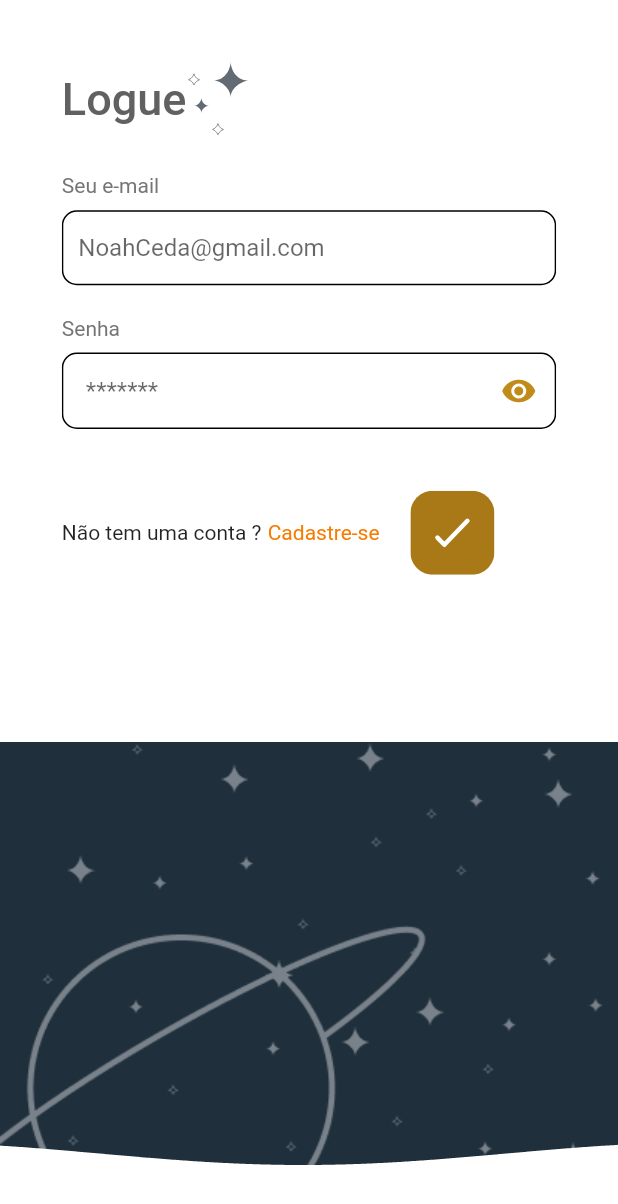
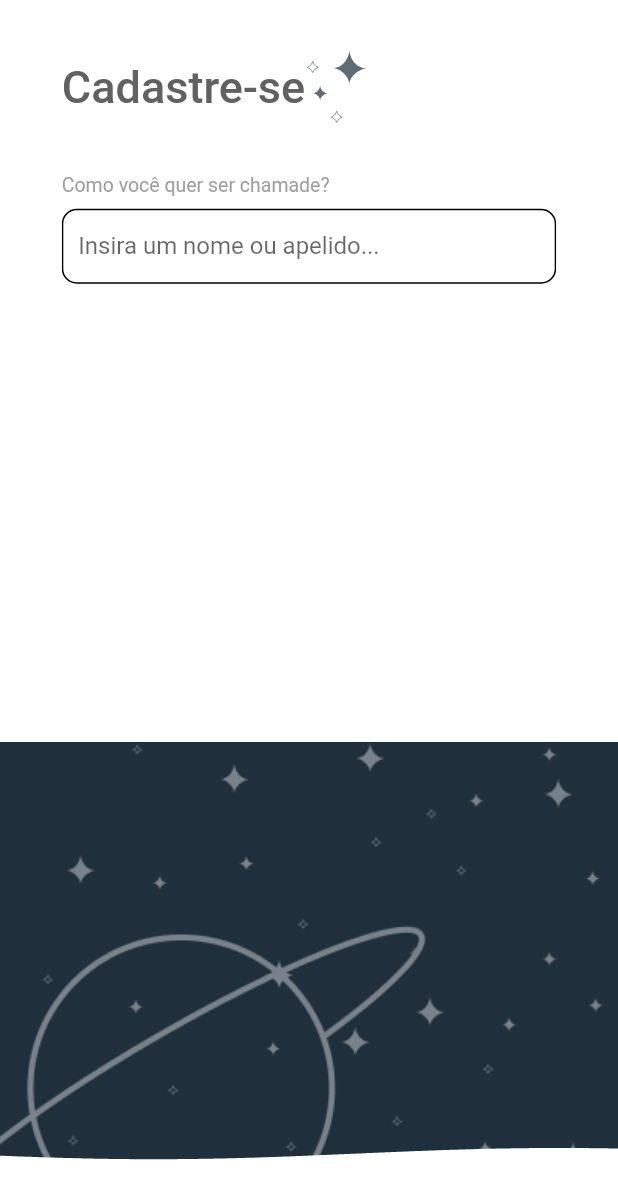
Before and after one commit to ViniciusVicco/lunia, a Flutter app: the screen it shows after launch, after a tap on "Cadastre-se", on a phone screen of 412 x 824 dp. Shown: the top 1204 px of the screen. Run offline on Flutter 3.47's test engine with Material 2 defaults, Android fonts, the phone set to English and light mode, and no system bars; our stand-ins replace flutter_svg.

Commit message:
Adequação de widgets + Inicio de trabalho na register_screen.dart

```diff
--- a/lib/main.dart
+++ b/lib/main.dart
@@ -1,5 +1,6 @@
 import 'package:flutter/material.dart';
 import 'package:lunia/screens/login_screen/login_screen.dart';
+import 'package:lunia/screens/register_screen/register_screen.dart';
 
 void main() {
   runApp(MyApp());
@@ -13,13 +14,16 @@ class MyApp extends StatelessWidget {
     return MaterialApp(
       color: Colors.white,
       title: 'Flutter Demo',
+      routes: {
+        '/': (context) => LoginScreen(),
+        '/register': (context) => RegisterScreen(),
+      },
       theme: ThemeData(
+        primaryColor: Colors.white,
         primarySwatch: Colors.blue,
         visualDensity: VisualDensity.adaptivePlatformDensity,
       ),
-      home: LoginScreen(
-
-      ),
+      initialRoute: '/',
     );
   }
 }
--- a/lib/screens/comomWidgets/background_widget.dart
+++ /dev/null
@@ -1,33 +0,0 @@
-import 'package:flutter/material.dart';
-import 'package:lunia/screens/comomWidgets/wave_widget.dart';
-class CustomBackGround extends StatelessWidget {
-  @override
-  Widget build(BuildContext context) {
-    final double width = MediaQuery.of(context).size.width;
-    final double height = MediaQuery.of(context).size.height;
-    final size = MediaQuery.of(context).size;
-    return Container(
-      height: height * 0.3902,
-      width: width,
-      child: SizedBox(
-        child: ClipRect(
-          child: Align(
-            alignment: Alignment.bottomCenter,
-            heightFactor: 0.33,
-            child: Container(
-              decoration: BoxDecoration(
-                  image: DecorationImage(image: AssetImage('assets/comom/fundo.png'),
-                      fit: BoxFit.cover)
-              ),
-              child: WaveWidget(
-                size: size,
-                yOffset: size.height / 3.0,
-                color: Colors.white,
-              ),
-            ),
-          ),
-        ),
-      ),
-    );
-  }
-}
--- a/lib/screens/comombackGround/background_container_widget.dart
+++ b/lib/screens/comom_widgets/background_widgets/background_container_widget.dart
@@ -1,5 +1,8 @@
 import 'package:flutter/material.dart';
-import 'package:lunia/screens/comomWidgets/wave_widget.dart';
+import 'package:lunia/screens/comom_widgets/background_widgets/wave_widget.dart';
+
+
+
 
 class BackGroundContainerWidget extends StatelessWidget {
   final double heightporcentage;
--- a/lib/screens/comomWidgets/wave_widget.dart
+++ b/lib/screens/comom_widgets/background_widgets/wave_widget.dart
@@ -1,7 +1,8 @@
 import 'package:flutter/material.dart';
 import 'dart:math' as Math;
+import 'clipper_widget.dart';
 
-import 'package:lunia/screens/comomWidgets/clipper_widget.dart';
+
 
 class WaveWidget extends StatefulWidget {
   final Size size;
--- /dev/null
+++ b/lib/screens/comom_widgets/custom_rounded_container.dart
@@ -0,0 +1,17 @@
+import 'package:flutter/material.dart';
+
+class CustomroundedContainer extends StatelessWidget {
+  final Color cor;
+  final Widget child;
+  CustomroundedContainer({this.cor, this.child});
+  @override
+  Widget build(BuildContext context) {
+
+    return Container(
+      decoration: BoxDecoration(
+          border: Border.all(color: cor!=null ? cor : Colors.black),
+          borderRadius: BorderRadius.circular(10)),
+      child: child,
+    );
+  }
+}
--- /dev/null
+++ b/lib/screens/comom_widgets/custom_texts.dart
@@ -0,0 +1,31 @@
+import 'package:flutter/material.dart';
+
+class CustomTextHint extends StatelessWidget {
+  final String text;
+
+  CustomTextHint({@required this.text});
+
+  @override
+  Widget build(BuildContext context) {
+    return Text(
+      text,
+      style: TextStyle(
+        fontSize: 13,
+        color: Colors.grey[500],
+      ),
+    );
+  }
+}
+
+class CustomTextTittle extends StatelessWidget {
+  final String text;
+  CustomTextTittle({@required this.text});
+  @override
+  Widget build(BuildContext context) {
+    return Text(
+      text,
+      style: TextStyle(
+          fontSize: 30, color: Colors.grey[700], fontWeight: FontWeight.w500),
+    );
+  }
+}
--- a/lib/screens/login_screen/login_screen.dart
+++ b/lib/screens/login_screen/login_screen.dart
@@ -1,36 +1,44 @@
 import 'package:flutter/material.dart';
 import 'package:flutter_svg/flutter_svg.dart';
-import 'package:lunia/screens/comomWidgets/background_widget.dart';
-import 'package:lunia/screens/comomWidgets/wave_widget.dart';
-import 'package:lunia/screens/comombackGround/background_container_widget.dart';
+import 'package:lunia/screens/comom_widgets/background_widgets/background_container_widget.dart';
+import 'package:lunia/screens/comom_widgets/custom_rounded_container.dart';
+import 'package:lunia/screens/comom_widgets/custom_texts.dart';
+
+
 
 class LoginScreen extends StatefulWidget {
   @override
   _LoginScreenState createState() => _LoginScreenState();
-
 }
 
 class _LoginScreenState extends State<LoginScreen> {
   GlobalKey<FormState> formKey = GlobalKey<FormState>();
   bool hidePassword = true;
+
   @override
   Widget build(BuildContext context) {
     final double width = MediaQuery.of(context).size.width;
     final double height = MediaQuery.of(context).size.height;
-    final size = MediaQuery.of(context).size;
 
 
     return Scaffold(
+      drawer: Drawer(
+
+      ),
       resizeToAvoidBottomPadding: false,
       backgroundColor: Colors.white,
       body: Stack(
         children: [
-                BackGroundContainerWidget(heightporcentage: 0.40,),
+          BackGroundContainerWidget(
+            heightporcentage: 0.40,
+          ),
           Center(
             child: ClipPath(
               child: Column(
                 children: [
-                          SizedBox(height: height*0.05,),
+                  SizedBox(
+                    height: height * 0.04,
+                  ),
                   Container(
                     width: width * 0.8,
                     child: Form(
@@ -40,42 +48,32 @@ class _LoginScreenState extends State<LoginScreen> {
                         children: [
                           Row(
                             children: [
-                                      Text(
-                                        "Logue",
-                                        style: TextStyle(
-                                            fontSize: 30,
-                                            color: Colors.grey[700],
-                                            fontWeight: FontWeight.w500),
-                                      ),
+                              CustomTextTittle(text: "Logue",),
                               Container(
-                                        child: SvgPicture.asset('assets/login/estrelas.svg'),
+                                child: SvgPicture.asset(
+                                    'assets/login/estrelas.svg'),
                               ),
                             ],
                           ),
                           SizedBox(
                             height: height * 0.03,
                           ),
-                                  Text(
-                                    "Seu e-mail",
-                                    style: TextStyle(color: Colors.grey[600]),
-                                  ),
+                          CustomTextHint(text: "Seu e-mail"),
                           SizedBox(
                             height: height * 0.01,
                           ),
-                                  Container(
-                                    decoration: BoxDecoration(
-                                        border: Border.all(color: Colors.black),
-                                        borderRadius: BorderRadius.circular(10)),
+                          CustomroundedContainer(
+
                             child: TextFormField(
                               maxLines: 1,
-                                      validator: (email){
-                                        if(email.isEmpty){
+                              validator: (email) {
+                                if (email.isEmpty) {
                                   return 'Campo e-mail vazio!';
                                 }
-                                        if(!email.contains('@')){
+                                if (!email.contains('@')) {
                                   return 'E-mail incorreto!';
                                 }
-                                        if(email.length < 9){
+                                if (email.length < 9) {
                                   return 'E-mail inválido!';
                                 }
                                 return null;
@@ -83,7 +81,7 @@ class _LoginScreenState extends State<LoginScreen> {
                               style: TextStyle(color: Colors.black),
                               decoration: InputDecoration(
                                 alignLabelWithHint: true,
-                                        hintText: "NoahCeda@gmail.com",
+                                hintText: "Digite seu e-mail",
                                 border: InputBorder.none,
                                 contentPadding: EdgeInsets.all(10),
                               ),
@@ -92,25 +90,19 @@ class _LoginScreenState extends State<LoginScreen> {
                           SizedBox(
                             height: height * 0.025,
                           ),
-                                  Text(
-                                    "Senha",
-                                    style: TextStyle(color: Colors.grey[600]),
-                                  ),
+                          CustomTextHint(text: "Senha"),
                           SizedBox(
                             height: height * 0.01,
                           ),
-                                  Container(
-                                    decoration: BoxDecoration(
-                                        border: Border.all(color: Colors.black),
-                                        borderRadius: BorderRadius.circular(10)),
+                          CustomroundedContainer(
                             child: Column(
                               children: [
                                 TextFormField(
-                                          validator: (password){
-                                            if(password.isEmpty){
+                                  validator: (password) {
+                                    if (password.isEmpty) {
                                       return 'Campo senha vazio!';
                                     }
-                                            if(password.length < 9){
+                                    if (password.length < 9) {
                                       return 'No mínimo 8 carácteres!';
                                     }
                                     return null;
@@ -119,22 +111,33 @@ class _LoginScreenState extends State<LoginScreen> {
                                     color: Colors.black,
                                   ),
                                   decoration: InputDecoration(
-                                              hintText: "*******",
+                                      hintText: "Digite sua senha",
                                       border: InputBorder.none,
-                                              contentPadding:
-                                                  EdgeInsets.symmetric(vertical: 15, horizontal: 15),
-                                          suffixIcon: IconButton(
-                                            onPressed: (){
+                                      contentPadding: EdgeInsets.symmetric(
+                                          vertical: 15, horizontal: 15),
+                                      suffixIcon: GestureDetector(
+                                        onTap: () {
                                           setState(() {
                                             hidePassword = !hidePassword;
                                           });
                                         },
-                                            icon: hidePassword?  Icon(Icons.remove_red_eye, color: Color(0xFFC18B19)):  Icon(Icons.remove_red_eye_sharp, color: Color(0xFFC18B19)),
-                                          )
+                                        child: hidePassword? Container(
+                                          child: SvgPicture.asset(
+                                            'assets/login/iconEye.svg',
+                                            width: 2,
+                                            height: 2,
                                           ),
+                                        ):
+                                        Container(
+                                          child: SvgPicture.asset(
+                                            'assets/login/iconEyeOculto.svg',
+                                            width: 2,
+                                            height: 2,
+                                          ),
+                                        ),
+                                      )),
                                   obscureText: hidePassword,
                                 ),
-
                               ],
                             ),
                           ),
@@ -149,7 +152,7 @@ class _LoginScreenState extends State<LoginScreen> {
                               ),
                               GestureDetector(
                                 onTap: () {
-                                          print("Segue para tela de cadastro");
+                                  Navigator.of(context).pushNamed('/register');
                                 },
                                 child: Text(
                                   "Cadastre-se",
@@ -163,27 +166,25 @@ class _LoginScreenState extends State<LoginScreen> {
                               ),
                               InkWell(
                                 child: GestureDetector(
-                                          onTap: (){
-                                            if(formKey.currentState.validate()){
+                                  onTap: () {
+                                    if (formKey.currentState.validate()) {
                                       print("Formulário Validado");
                                     }
                                   },
                                   child: Container(
-                                              child: SvgPicture.asset('assets/login/loginIcon.svg')
-                                          ),
+                                      child: SvgPicture.asset(
+                                          'assets/login/loginIcon.svg')),
                                 ),
                               ),
                             ],
                           ),
                           SizedBox(
-                                    height: height*0.05,
+                            height: height * 0.05,
                           )
                         ],
                       ),
                     ),
                   ),
-
-
                 ],
               ),
             ),
@@ -191,13 +192,5 @@ class _LoginScreenState extends State<LoginScreen> {
         ],
       ),
     );
-
-
   }
 }
-
-//Image(
-//width: width*0.1,
-//height: height*0.1,
-//image: NetworkImage("https://clipartion.com/wp-content/uploads/2015/11/shooting-star-clip-art-black-and-white-free1.png"),
-//)
--- /dev/null
+++ b/lib/screens/register_screen/register_screen.dart
@@ -0,0 +1,76 @@
+import 'package:flutter/material.dart';
+import 'package:flutter_svg/flutter_svg.dart';
+import 'package:lunia/screens/comom_widgets/background_widgets/background_container_widget.dart';
+import 'package:lunia/screens/comom_widgets/custom_rounded_container.dart';
+import 'package:lunia/screens/comom_widgets/custom_texts.dart';
+class RegisterScreen extends StatelessWidget {
+  GlobalKey<FormState> formKey = GlobalKey<FormState>();
+  @override
+  Widget build(BuildContext context) {
+
+    final double width = MediaQuery.of(context).size.width;
+    final double height = MediaQuery.of(context).size.height;
+
+    return Scaffold(
+      resizeToAvoidBottomPadding: false,
+      backgroundColor: Colors.white,
+      body: Stack(
+        children: [
+          BackGroundContainerWidget(
+            heightporcentage: 0.40,
+          ),
+          Center(
+            child: ClipPath(
+              child: Column(
+                children: [
+                  SizedBox(
+                    height: height * 0.04,
+                  ),
+                  Container(
+                    width: width* 0.8,
+                    child: Form(
+                      key: formKey,
+                      child: Column(
+                        crossAxisAlignment: CrossAxisAlignment.start,
+                        children: [
+                          Row(
+                            children: [
+                              CustomTextTittle(text: 'Cadastre-se',),
+                              Container(
+                                child: SvgPicture.asset(
+                                  'assets/login/estrelas.svg'
+                                ),
+                              )
+                            ],
+                          ),
+                          SizedBox(height: height* 0.04,),
+                          CustomTextHint(text: "Como você quer ser chamade?",),
+                          SizedBox(height: height * 0.01,),
+                          CustomroundedContainer(
+                            child: TextFormField(
+                              style: TextStyle(color: Colors.black),
+                              decoration: InputDecoration(
+                                alignLabelWithHint: true,
+                                hintText: "Insira um nome ou apelido...",
+                                border: InputBorder.none,
+                                contentPadding: EdgeInsets.all(10),
+                              ),
+
+                            ),
+
+                          ),
+                          SizedBox(height: height * 0.01,),
+
+                        ],
+                      ),
+                    ),
+                  )
+                ],
+              ),
+            ),
+          )
+        ],
+      ),
+    );
+  }
+}
--- a/pubspec.yaml
+++ b/pubspec.yaml
@@ -46,6 +46,7 @@ flutter:
   - assets/login/iconEye.svg
   - assets/comom/fundo.svg
   - assets/comom/fundo.png
+  - assets/login/iconEyeOculto.svg
 
 
   # An image asset can refer to one or more resolution-specific "variants", see
```
Also changed, not shown: assets/login/iconEye.svg, assets/login/iconEyeOculto.svg (added), lib/screens/comom_widgets/background_widgets/clipper_widget.dart (renamed from lib/screens/comomWidgets/clipper_widget.dart). Lines whose indentation alone changed are shown as unchanged.
